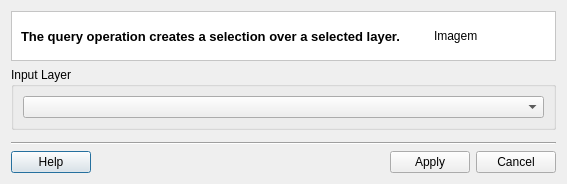
The window that src/terralib/qt/widgets/query/ui/QueryDialogForm.ui (claudiobogossian/terralib5) describes before a commit, drawn with Qt 5.
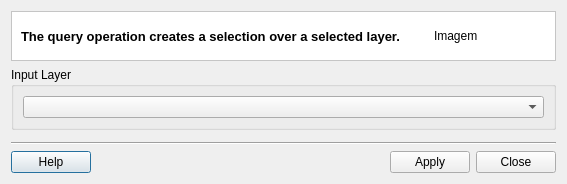
The same window after the commit.

Diff of the .ui file:
```diff
--- a/src/terralib/qt/widgets/query/ui/QueryDialogForm.ui
+++ b/src/terralib/qt/widgets/query/ui/QueryDialogForm.ui
@@ -136,7 +136,7 @@
          <item row="0" column="3">
           <widget class="QPushButton" name="m_cancelPushButton">
            <property name="text">
-            <string>Cancel</string>
+            <string>Close</string>
            </property>
           </widget>
          </item>
```
Left out of the diff: 14 changed lines with no effect on the pictures.
